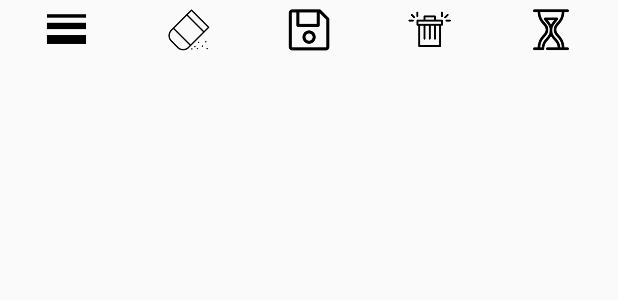
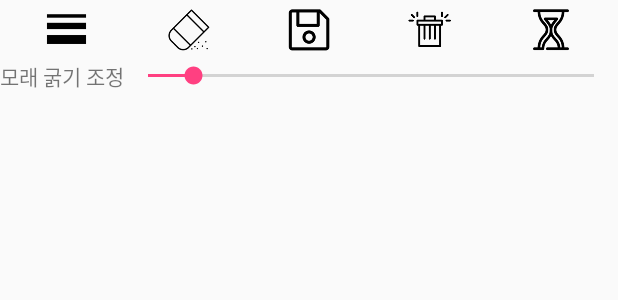
Before and after one commit to JOYB28/CS496_PJ5_SandArt, an Android app: the layout activity_main.xml on its own in the app's theme, with its tools: preview values and no code run, on a phone screen of 412 x 824 dp. Shown: the top 300 px of the screen. Run offline under Robolectric (Android 15) with nearby library versions, the light colour scheme and no system bars.

Commit message:
seek bar on paint

```diff
--- a/app/src/main/res/layout/activity_main.xml
+++ b/app/src/main/res/layout/activity_main.xml
@@ -73,6 +73,27 @@
         </LinearLayout>
 
         <LinearLayout
+            android:id="@+id/thickness"
+            android:orientation="horizontal"
+            android:layout_width="match_parent"
+            android:layout_height="wrap_content">
+
+            <TextView
+                android:id="@+id/text"
+                android:layout_width="wrap_content"
+                android:layout_height="match_parent"
+                android:text="모래 굵기 조정"/>
+
+            <SeekBar
+                android:id="@+id/seekBar"
+                android:layout_width="match_parent"
+                android:layout_height="match_parent"
+                android:max="100"
+                android:progress="10"/>
+
+        </LinearLayout>
+
+        <LinearLayout
             android:id="@+id/activityMain"
             android:orientation="horizontal"
             android:layout_width="match_parent"
--- a/app/src/main/res/values/colors.xml
+++ b/app/src/main/res/values/colors.xml
@@ -4,6 +4,7 @@
     <color name="colorPrimaryDark">#303F9F</color>
     <color name="colorAccent">#FF4081</color>
 
+    <color name="background">#DCD296</color>
     <color name="stage1">#CC9900</color>
     <color name="stage2">#996600</color>
     <color name="stage3">#663300</color>
```
Also changed, not shown: app/src/main/java/com/example/q/cs496_pj5_sandart/MainActivity.java (+79 -15 lines), app/src/main/java/com/example/q/cs496_pj5_sandart/MyView.java (renamed from app/src/main/java/com/example/q/cs496_pj5_sandart/view/MyView.java, +10 -8 lines), app/src/main/res/drawable/custom_background.png (added).
